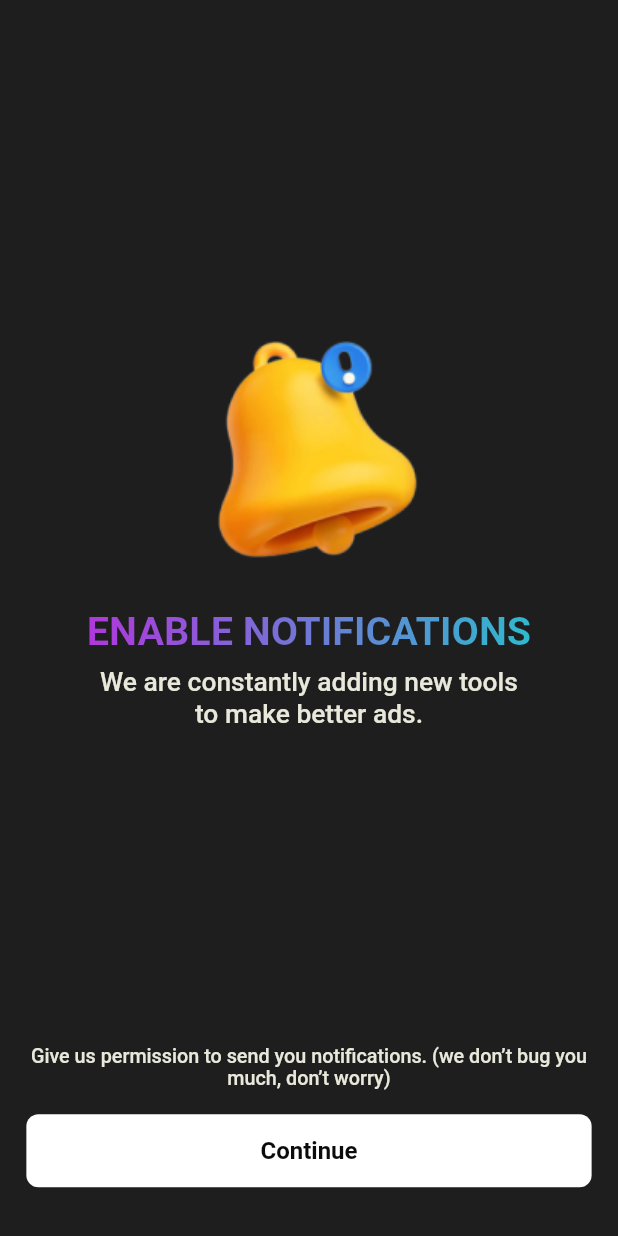
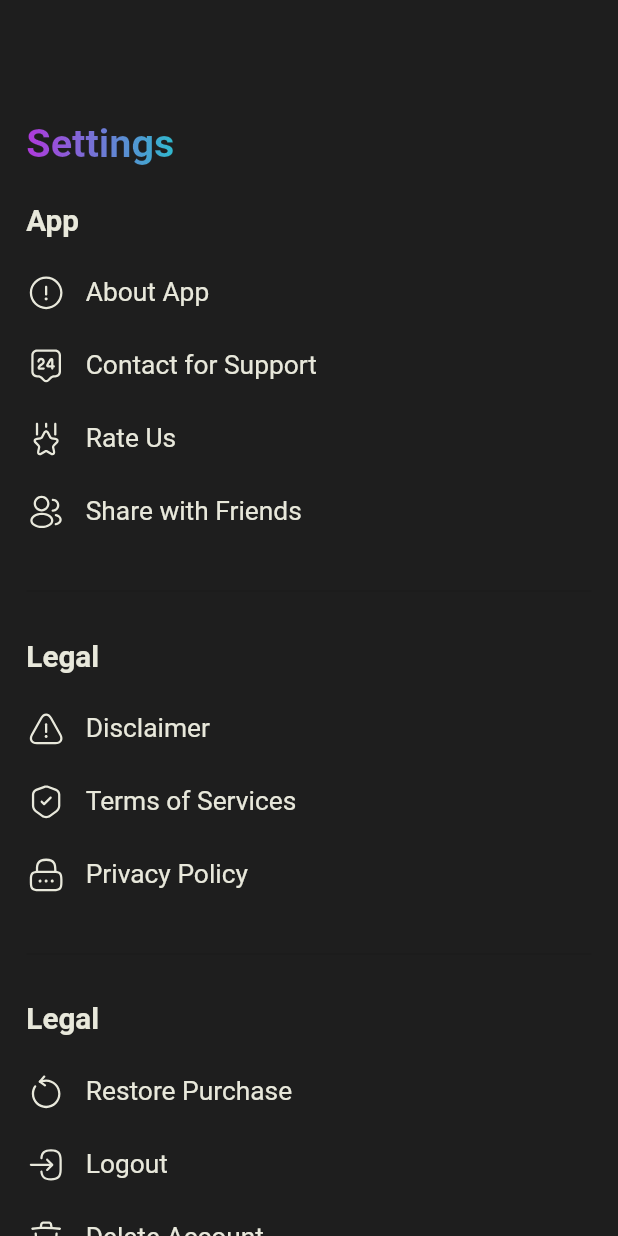
Before and after one commit to abdul-wahab12345/ad_spire, a Flutter app: the screen it shows after launch, on a phone screen of 412 x 824 dp. Run offline on Flutter 3.47's test engine with Material 2 defaults, Android fonts, the light colour scheme and no system bars; our stand-ins replace flutter_screenutil, flutter_svg, get; Roboto replaces fonts that are missing (Druk Wide, GeneralSans).

Commit message:
Settings page done

```diff
--- /dev/null
+++ b/lib/app/modules/settings/views/settings_view.dart
@@ -0,0 +1,193 @@
+import 'package:flutter/material.dart';
+import 'package:get/get.dart';
+import 'package:flutter_screenutil/flutter_screenutil.dart';
+import 'package:flutter_svg/flutter_svg.dart';
+
+import 'package:ad_spire/constants.dart';
+import 'package:ad_spire/widgets/gradient_text.dart';
+
+import '../controllers/settings_controller.dart';
+
+class SettingsView extends GetView<SettingsController> {
+  const SettingsView({Key? key}) : super(key: key);
+  @override
+  Widget build(BuildContext context) {
+    return Scaffold(
+      backgroundColor: backgroundColor,
+      appBar: AppBar(
+        backgroundColor: Colors.transparent,
+        elevation: 0,
+      ),
+      body: SingleChildScrollView(
+        child: Padding(
+          padding: EdgeInsets.symmetric(horizontal: 16.w),
+          child: Column(
+            crossAxisAlignment: CrossAxisAlignment.start,
+            children: [
+              SizedBox(
+                height: 24.h,
+              ),
+              GradientText(
+                'Settings',
+                style: TextStyle(
+                  fontFamily: 'Druk Wide',
+                  fontSize: 24.sp,
+                  fontWeight: FontWeight.w700,
+                ),
+                gradient: gradient,
+              ),
+              SizedBox(
+                height: 24.h,
+              ),
+              Text(
+                'App',
+                style: TextStyle(
+                  color: textColor,
+                  fontSize: 18.sp,
+                  fontWeight: FontWeight.w600,
+                ),
+              ),
+              SizedBox(
+                height: 16.h,
+              ),
+              MenuTile(
+                title: 'About App',
+                icon: 'assets/svg/info.svg',
+                onTap: () {},
+              ),
+              MenuTile(
+                title: 'Contact for Support',
+                icon: 'assets/svg/support.svg',
+                onTap: () {},
+              ),
+              MenuTile(
+                title: 'Rate Us',
+                icon: 'assets/svg/rateus.svg',
+                onTap: () {},
+              ),
+              MenuTile(
+                title: 'Share with Friends',
+                icon: 'assets/svg/users.svg',
+                onTap: () {},
+              ),
+              SizedBox(
+                height: 16.h,
+              ),
+              Divider(),
+              SizedBox(
+                height: 24.h,
+              ),
+              Text(
+                'Legal',
+                style: TextStyle(
+                  color: textColor,
+                  fontSize: 18.sp,
+                  fontWeight: FontWeight.w600,
+                ),
+              ),
+              SizedBox(
+                height: 16.h,
+              ),
+              MenuTile(
+                title: 'Disclaimer',
+                icon: 'assets/svg/disclaimer.svg',
+                onTap: () {},
+              ),
+              MenuTile(
+                title: 'Terms of Services',
+                icon: 'assets/svg/shield.svg',
+                onTap: () {},
+              ),
+              MenuTile(
+                title: 'Privacy Policy',
+                icon: 'assets/svg/lock.svg',
+                onTap: () {},
+              ),
+              SizedBox(
+                height: 16.h,
+              ),
+              Divider(),
+              SizedBox(
+                height: 24.h,
+              ),
+              Text(
+                'Legal',
+                style: TextStyle(
+                  color: textColor,
+                  fontSize: 18.sp,
+                  fontWeight: FontWeight.w600,
+                ),
+              ),
+              SizedBox(
+                height: 16.h,
+              ),
+              MenuTile(
+                title: 'Restore Purchase',
+                icon: 'assets/svg/rotate.svg',
+                onTap: () {},
+              ),
+              MenuTile(
+                title: 'Logout',
+                icon: 'assets/svg/logout.svg',
+                onTap: () {},
+              ),
+              MenuTile(
+                title: 'Delete Account',
+                icon: 'assets/svg/delete.svg',
+                onTap: () {},
+              ),
+              SizedBox(
+                height: 16.h,
+              ),
+            ],
+          ),
+        ),
+      ),
+    );
+  }
+}
+
+class MenuTile extends StatelessWidget {
+  const MenuTile({
+    Key? key,
+    required this.title,
+    required this.icon,
+    required this.onTap,
+  }) : super(key: key);
+  final String title;
+  final String icon;
+  final Function() onTap;
+
+  @override
+  Widget build(BuildContext context) {
+    Orientation currentOrientation = MediaQuery.of(context).orientation;
+
+    return InkWell(
+      onTap: onTap,
+      child: Container(
+        margin: EdgeInsets.only(bottom: 8.h),
+        padding: EdgeInsets.symmetric(vertical: 8.h),
+        child: Row(
+          children: [
+            SvgPicture.asset(
+              icon,
+              width: 24.w,
+              height: 24.h,
+            ),
+            SizedBox(
+              width: 12.w,
+            ),
+            Text(
+              title,
+              style: TextStyle(
+                color: textColor,
+                fontSize: 16.sp,
+                fontWeight: FontWeight.w400,
+              ),
+            ),
+          ],
+        ),
+      ),
+    );
+  }
+}
--- a/lib/app/routes/app_pages.dart
+++ b/lib/app/routes/app_pages.dart
@@ -1,22 +1,25 @@
 import 'package:get/get.dart';
 
+import '../modules/home/views/home_view.dart';
+import '../modules/login/views/login_view.dart';
+import '../modules/welcome/views/welcome_view.dart';
+import '../modules/settings/views/settings_view.dart';
+import '../modules/get_started/views/get_started_view.dart';
+import '../modules/enabled_notification/views/enabled_notification_view.dart';
+
+import '../modules/home/bindings/home_binding.dart';
+import '../modules/login/bindings/login_binding.dart';
+import '../modules/welcome/bindings/welcome_binding.dart';
+import '../modules/settings/bindings/settings_binding.dart';
+import '../modules/get_started/bindings/get_started_binding.dart';
 import '../modules/enabled_notification/bindings/enabled_notification_binding.dart';
-import '../modules/enabled_notification/views/enabled_notification_view.dart';
-import '../modules/get_started/bindings/get_started_binding.dart';
-import '../modules/get_started/views/get_started_view.dart';
-import '../modules/home/bindings/home_binding.dart';
-import '../modules/home/views/home_view.dart';
-import '../modules/login/bindings/login_binding.dart';
-import '../modules/login/views/login_view.dart';
-import '../modules/welcome/bindings/welcome_binding.dart';
-import '../modules/welcome/views/welcome_view.dart';
 
 part 'app_routes.dart';
 
 class AppPages {
   AppPages._();
 
-  static const INITIAL = Routes.ENABLED_NOTIFICATION;
+  static const INITIAL = Routes.SETTINGS;
 
   static final routes = [
     GetPage(
@@ -44,5 +47,10 @@ class AppPages {
       page: () => const EnabledNotificationView(),
       binding: EnabledNotificationBinding(),
     ),
+    GetPage(
+      name: _Paths.SETTINGS,
+      page: () => const SettingsView(),
+      binding: SettingsBinding(),
+    ),
   ];
 }
--- a/lib/app/routes/app_routes.dart
+++ b/lib/app/routes/app_routes.dart
@@ -8,6 +8,7 @@ abstract class Routes {
   static const WELCOME = _Paths.WELCOME;
   static const GET_STARTED = _Paths.GET_STARTED;
   static const ENABLED_NOTIFICATION = _Paths.ENABLED_NOTIFICATION;
+  static const SETTINGS = _Paths.SETTINGS;
 }
 
 abstract class _Paths {
@@ -17,4 +18,5 @@ abstract class _Paths {
   static const WELCOME = '/welcome';
   static const GET_STARTED = '/get-started';
   static const ENABLED_NOTIFICATION = '/enabled-notification';
+  static const SETTINGS = '/settings';
 }
```
Also changed, not shown: lib/app/modules/enabled_notification/views/enabled_notification_view.dart (+6 -7 lines), lib/app/modules/get_started/views/get_started_view.dart (+5 -5 lines), lib/app/modules/login/views/login_view.dart (+43 -24 lines), lib/app/modules/settings/bindings/settings_binding.dart (added, +12 -0 lines), lib/app/modules/settings/controllers/settings_controller.dart (added, +23 -0 lines), lib/app/modules/welcome/views/welcome_view.dart (+8 -8 lines), assets/svg/delete.svg (added), assets/svg/disclaimer.svg (added), assets/svg/info.svg (added), assets/svg/lock.svg (added), assets/svg/logout.svg (added), assets/svg/rateus.svg (added), assets/svg/rotate.svg (added), assets/svg/shield.svg (added), 2 more files.
